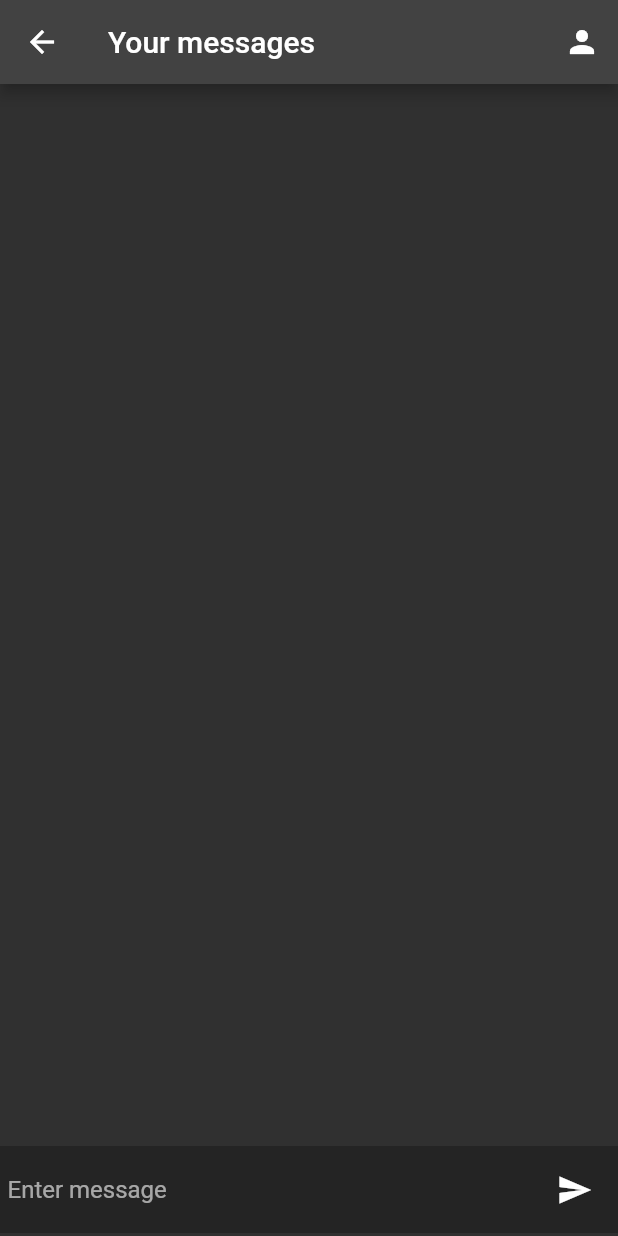
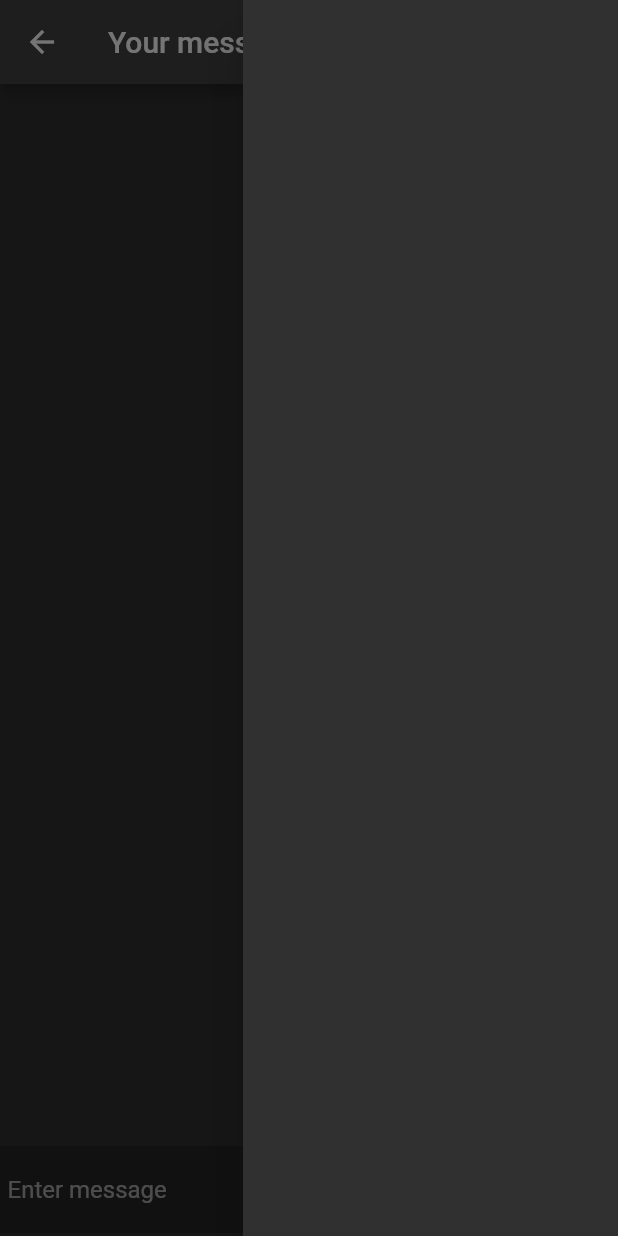
Before and after one commit to lostest4352/simple_firebase_chat_app, a Flutter app: the GroupChatroomPage screen opened directly with empty values, after a tap on the "person" icon, on a phone screen of 412 x 824 dp. Run offline on Flutter 3.47's test engine with Material 2 defaults, Android fonts, the phone set to English and light mode, and no system bars; our stand-ins replace cached_network_image, cloud_firestore, firebase_auth, firebase_core, firebase_storage, image_cropper and 1 more; accounts and stored records are empty; generated files the repository leaves out were written again; network calls fail.

```diff
--- a/lib/pages/auth_pages/login_page.dart
+++ b/lib/pages/auth_pages/login_page.dart
@@ -62,8 +62,9 @@ class _LoginPageState extends State<LoginPage> {
         password: passwordController.text,
       );
       if (!mounted) return;
-      Navigator.pop(context);
+      // Navigator.pop(context);
       Navigator.popUntil(context, (route) => route.isFirst);
+
       Navigator.pushReplacement(
         context,
         MaterialPageRoute(
--- a/lib/pages/auth_pages/register_page.dart
+++ b/lib/pages/auth_pages/register_page.dart
@@ -107,7 +107,7 @@ class _RegisterPageState extends State<RegisterPage> {
         );
 
         if (!mounted) return;
-        Navigator.pop(context);
+        // Navigator.pop(context);
         Navigator.popUntil(context, (route) => route.isFirst);
         Navigator.pushReplacement(
           context,
--- a/lib/pages/chat_pages/group_chat_list_page.dart
+++ b/lib/pages/chat_pages/group_chat_list_page.dart
@@ -104,7 +104,8 @@ class _GroupListPageState extends State<GroupListPage> {
                             List<dynamic> documentParticipants =
                                 document["participants"];
                             // first take the participants(uid) and convert them to proper List<String>
-                              for (final documentParticipant in documentParticipants) {
+                            for (final documentParticipant
+                                in documentParticipants) {
                               participants.add(documentParticipant.toString());
                             }
                             //
@@ -157,7 +158,8 @@ class _GroupListPageState extends State<GroupListPage> {
                               );
                             },
                           );
-                          });
+                        },
+                      );
                     },
                   );
                 },
--- a/lib/pages/chat_pages/group_chatroom_page.dart
+++ b/lib/pages/chat_pages/group_chatroom_page.dart
@@ -81,6 +81,10 @@ class _GroupChatroomPageState extends State<GroupChatroomPage> {
 
   @override
   Widget build(BuildContext context) {
+
+    var scaffoldKey = GlobalKey<ScaffoldState>();
+
+
     debugPrint("inside group chatroom: ${currentUserProvider?.username}");
 
     Stream<QuerySnapshot> groupChatRoomStream = FirebaseFirestore.instance
@@ -92,14 +96,24 @@ class _GroupChatroomPageState extends State<GroupChatroomPage> {
 
     return SafeArea(
       child: Scaffold(
+        key: scaffoldKey,
         appBar: AppBar(
           title: const Text("Your messages"),
           actions: [
-            IconButton(
-              onPressed: () {},
-              icon: const Icon(Icons.person),
-            ),
+            IconButton(onPressed: () {
+              scaffoldKey.currentState?.openEndDrawer();
+
+            }, icon: const Icon(Icons.person),),
           ],
+        ),
+        endDrawer: Drawer(
+          width: 250,
+          child: ListView.builder(
+            itemCount: 2,
+            itemBuilder: (context, index) {
+              return ListTile();
+            },
+          ),
         ),
         body: Column(
           children: [
@@ -214,8 +228,7 @@ class _GroupChatroomPageState extends State<GroupChatroomPage> {
                                                 : null,
                                           ),
                                           title: SelectableText(
-                                            chatMessage.messageText
-                                                .toString(),
+                                            chatMessage.messageText.toString(),
                                             style: const TextStyle(
                                               fontSize: 17,
                                               // color: Colors.white,
@@ -292,6 +305,7 @@ class _GroupChatroomPageState extends State<GroupChatroomPage> {
             ),
           ],
         ),
+
       ),
     );
   }
```
Lines whose indentation alone changed are shown as unchanged.
